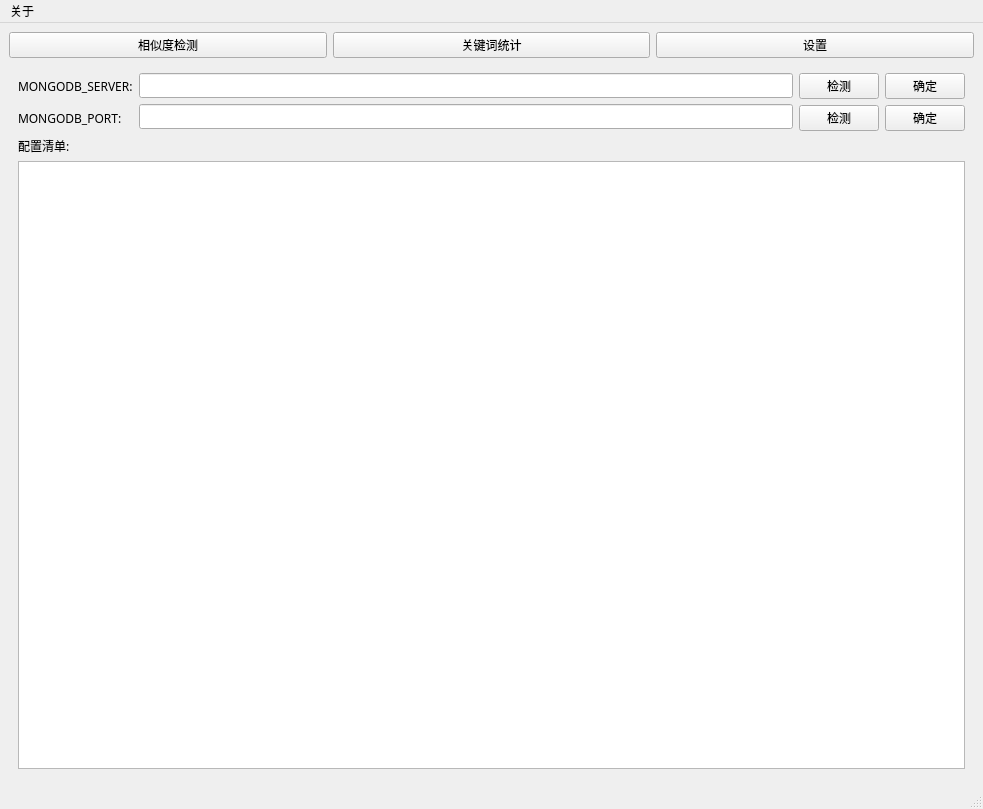
The window that qqt/MainWindows.ui (black-line/news_similarity_detection) describes before a commit, drawn with Qt 5.
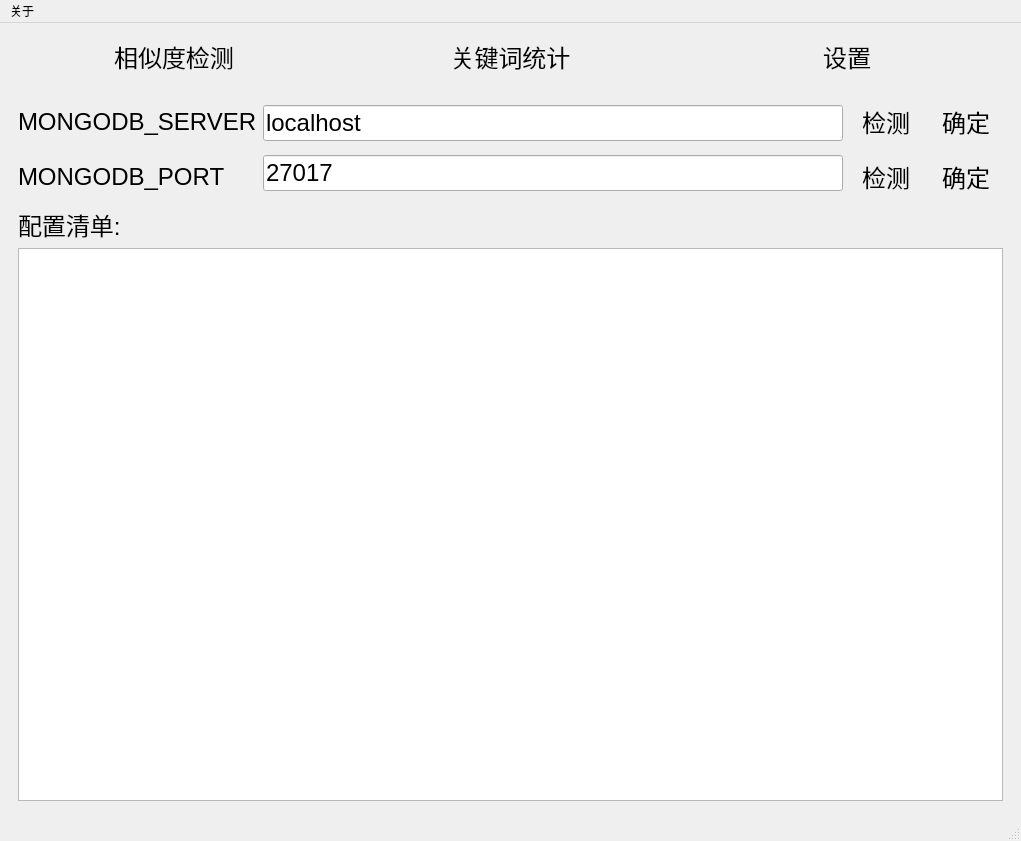
The same window after the commit. The open tabs and pages were chosen to show the change. Icons and pictures are not drawn.

What changed in the file:
```diff
--- a/qqt/MainWindows.ui
+++ b/qqt/MainWindows.ui
@@ -6,8 +6,8 @@
    <rect>
     <x>0</x>
     <y>0</y>
-    <width>983</width>
-    <height>809</height>
+    <width>1021</width>
+    <height>841</height>
    </rect>
   </property>
   <property name="font">
@@ -26,6 +26,56 @@
    <locale language="Chinese" country="China"/>
   </property>
   <widget class="QWidget" name="centralwidget">
+   <property name="font">
+    <font>
+     <family>WenQuanYi Micro Hei</family>
+     <pointsize>18</pointsize>
+     <weight>50</weight>
+     <bold>false</bold>
+    </font>
+   </property>
+   <property name="styleSheet">
+    <string notr="true">QWidget{
+font-size:18pt;
+font-family:&quot;WenQuanYi Micro Hei&quot;;
+font-weight: 400;
+}
+QPushButton{
+border-width:1px;
+border-style:solid;
+border-radius: 4px;
+background-color:transparent;
+padding:6px 12px;
+}
+QPushButton#url1ResetBtn, 
+QPushButton#url2ResetBtn{
+color: #dc3545;
+border-color: #dc3545;
+}
+QPushButton#url1CrawlBtn, 
+QPushButton#url2CrawlBtn,
+QPushButton#detectBtn{
+color: #28a745;
+border-color: #28a745;
+}
+QPushButton:hover#url1CrawlBtn,  
+QPushButton:hover#url2CrawlBtn,
+QPushButton:hover#detectBtn{
+color: #fff;
+text-decoration: none;
+background-color: #28a745;
+border-color:#28a745;
+text-decoration: none;
+}
+QPushButton:hover#url1ResetBtn, 
+QPushButton:hover#url2ResetBtn{
+color: #fff;
+text-decoration: none;
+background-color: #dc3545;
+border-color:#dc3545;
+text-decoration: none;
+}</string>
+   </property>
    <layout class="QGridLayout" name="gridLayout">
     <item row="0" column="0">
      <layout class="QHBoxLayout" name="horizontalLayout_10">
@@ -462,49 +512,57 @@
       <widget class="QWidget" name="page3">
        <layout class="QVBoxLayout" name="verticalLayout_9">
         <item>
-         <layout class="QHBoxLayout" name="horizontalLayout_15">
-          <item>
-           <layout class="QVBoxLayout" name="verticalLayout_5">
-            <item>
-             <widget class="QLabel" name="label_9">
-              <property name="text">
-               <string>MONGODB_SERVER:</string>
-              </property>
-             </widget>
-            </item>
-            <item>
-             <widget class="QLabel" name="label_10">
-              <property name="text">
-               <string>MONGODB_PORT:</string>
-              </property>
-             </widget>
-            </item>
-           </layout>
-          </item>
+         <layout class="QHBoxLayout" name="horizontalLayout_8">
           <item>
            <layout class="QVBoxLayout" name="verticalLayout_6">
             <item>
-             <widget class="QLineEdit" name="lineEdit_2"/>
+             <widget class="QLabel" name="label_4">
+              <property name="text">
+               <string>MONGODB_SERVER</string>
+              </property>
+             </widget>
             </item>
             <item>
-             <widget class="QLineEdit" name="lineEdit_3"/>
+             <widget class="QLabel" name="label_7">
+              <property name="text">
+               <string>MONGODB_PORT</string>
+              </property>
+             </widget>
             </item>
            </layout>
           </item>
           <item>
            <layout class="QVBoxLayout" name="verticalLayout_7">
             <item>
-             <layout class="QHBoxLayout" name="horizontalLayout_13">
-              <item>
-               <widget class="QPushButton" name="pushButton">
-                <property name="text">
-                 <string>检测</string>
-                </property>
-               </widget>
-              </item>
+             <widget class="QLineEdit" name="lineEdit_2">
+              <property name="text">
+               <string>localhost</string>
+              </property>
+             </widget>
+            </item>
+            <item>
+             <widget class="QLineEdit" name="lineEdit_3">
+              <property name="text">
+               <string>27017</string>
+              </property>
+             </widget>
+            </item>
+           </layout>
+          </item>
+          <item>
+           <layout class="QVBoxLayout" name="verticalLayout_8">
+            <item>
+             <layout class="QHBoxLayout" name="horizontalLayout_6">
               <item>
                <widget class="QPushButton" name="pushButton_3">
                 <property name="text">
+                 <string>检测</string>
+                </property>
+               </widget>
+              </item>
+              <item>
+               <widget class="QPushButton" name="pushButton">
+                <property name="text">
                  <string>确定</string>
                 </property>
                </widget>
@@ -512,9 +570,12 @@
              </layout>
             </item>
             <item>
-             <layout class="QHBoxLayout" name="horizontalLayout_14">
+             <layout class="QHBoxLayout" name="horizontalLayout_7">
               <item>
                <widget class="QPushButton" name="pushButton_4">
+                <property name="styleSheet">
+                 <string notr="true"/>
+                </property>
                 <property name="text">
                  <string>检测</string>
                 </property>
@@ -534,7 +595,7 @@
          </layout>
         </item>
         <item>
-         <layout class="QVBoxLayout" name="verticalLayout_8">
+         <layout class="QVBoxLayout" name="verticalLayout_5">
           <item>
            <widget class="QLabel" name="label_11">
             <property name="text">
@@ -567,7 +628,7 @@
     <rect>
      <x>0</x>
      <y>0</y>
-     <width>983</width>
+     <width>1021</width>
      <height>26</height>
     </rect>
    </property>
```
Left out of the diff: 92 changed lines with no effect on the pictures.
